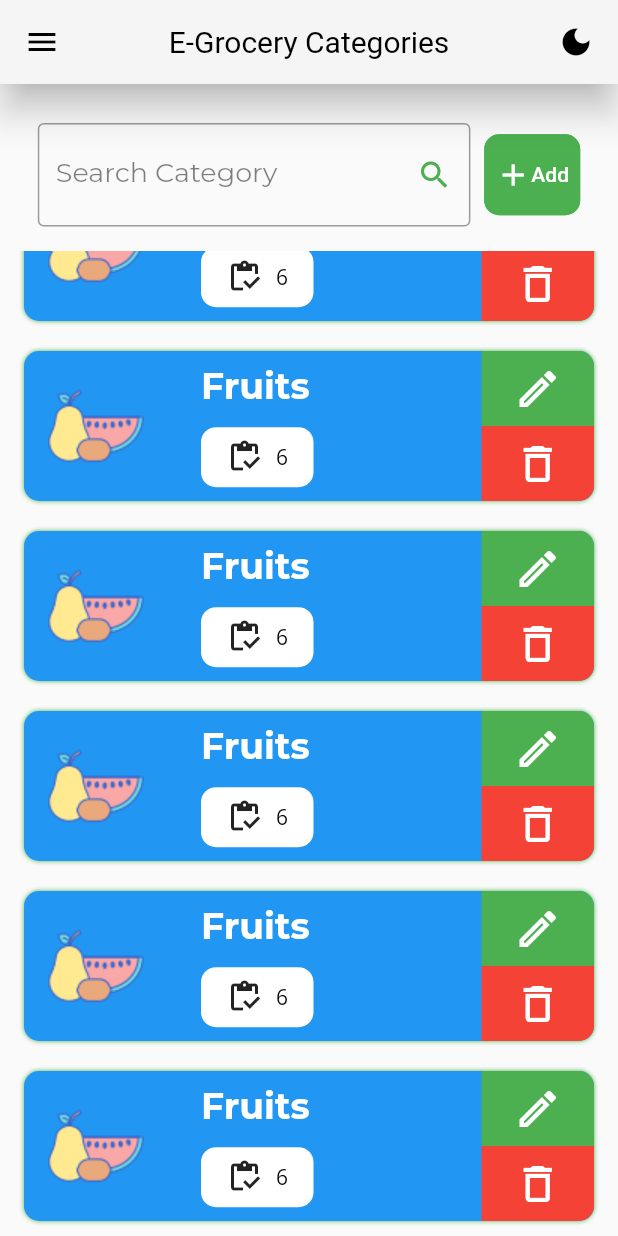
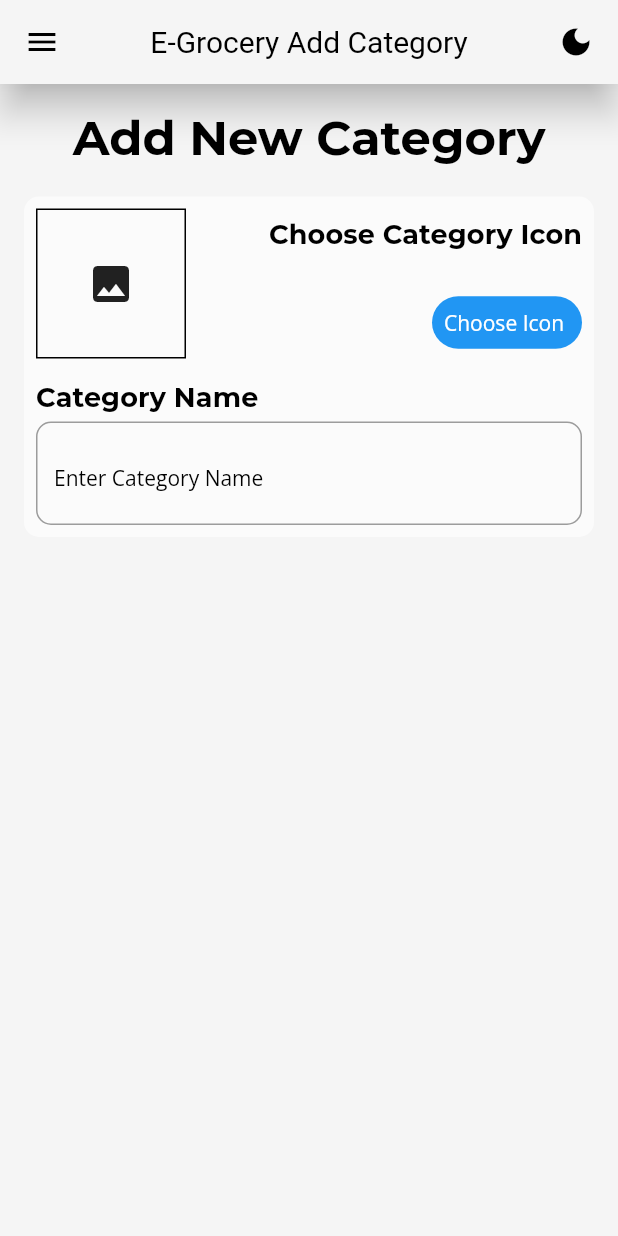
Before and after one commit to RohitBajracharya/Wow_Fashion_Store, a Flutter app: the CategoriesScreen screen opened by its route, scrolled down 543 dp, after a tap on "Add", on a phone screen of 412 x 824 dp. Run offline on Flutter 3.47's test engine with Material 2 defaults, Android fonts, the phone set to English and light mode, and no system bars; our stand-ins replace email_validator, firebase_auth, firebase_core, fluttertoast, get, google_fonts and 1 more; accounts and stored records are empty.

Commit message:
Categories screen added

```diff
--- a/lib/src/constants/colors.dart
+++ b/lib/src/constants/colors.dart
@@ -4,7 +4,7 @@ const tappColor = Color(0xFF4CAF50);
 const tbgColor = Color(0xFFF5F5F5);
 const tbuttonColor = Color(0xFF4CAF50);
 const ttextColor = Color(0xFF000000);
-const taccentColor = Color(0xFF2196F3);
+const taccentColor = Color(0xFF388E3C);
 
 const tappDarkColor = Color(0xFF2E7D32);
 const tbgDarkColor = Color(0xFF121212);
--- /dev/null
+++ b/lib/src/data/view/features/categories/add_categories_screen.dart
@@ -0,0 +1,168 @@
+// ignore_for_file: public_member_api_docs, sort_constructors_first
+import 'dart:io';
+
+import 'package:admin_side/src/common%20widgets/appbar_widget.dart';
+import 'package:admin_side/src/common%20widgets/drawer_widget.dart';
+import 'package:admin_side/src/constants/colors.dart';
+import 'package:flutter/material.dart';
+import 'package:get/get.dart';
+import 'package:image_picker/image_picker.dart';
+
+import '../../../controller/theme_controller.dart';
+
+class AddCategoriesScreen extends StatefulWidget {
+  const AddCategoriesScreen({
+    Key? key,
+  }) : super(key: key);
+
+  @override
+  State<AddCategoriesScreen> createState() => _AddCategoriesScreenState();
+}
+
+class _AddCategoriesScreenState extends State<AddCategoriesScreen> {
+  final ThemeController themeController = Get.put(ThemeController());
+  File? _image;
+  final picker = ImagePicker();
+
+  Future getGalleryImage() async {
+    final pickedFile = await picker.pickImage(source: ImageSource.gallery);
+    setState(() {
+      if (pickedFile != null) {
+        _image = File(pickedFile.path);
+      }
+    });
+  }
+
+  @override
+  Widget build(BuildContext context) {
+    var themeMode = themeController.themeMode.value;
+    bool isDark;
+
+    if (themeMode == ThemeMode.dark) {
+      isDark = true;
+    } else {
+      isDark = false;
+    }
+    return Scaffold(
+      backgroundColor: isDark ? tbgDarkColor : tbgColor,
+      appBar: const AppBarWidget(pageName: "Add Category"),
+      drawer: const DrawerWidget(),
+      body: mainBody(isDark),
+    );
+  }
+
+  Widget mainBody(bool isDark) {
+    return Container(
+      padding: const EdgeInsets.all(16.0),
+      decoration: BoxDecoration(
+        color: isDark ? tbgDarkColor : tbgColor,
+        shape: BoxShape.rectangle,
+        borderRadius: BorderRadius.circular(10),
+      ),
+      child: Column(
+        children: [
+          //page title
+          Text(
+            "Add New Category",
+            style: Theme.of(context).textTheme.titleLarge,
+          ),
+          const SizedBox(height: 20),
+          // category form
+          form(isDark),
+        ],
+      ),
+    );
+  }
+
+  Widget form(bool isDark) {
+    return Container(
+      padding: const EdgeInsets.all(8.0),
+      width: double.infinity,
+      decoration: BoxDecoration(
+        color: Colors.white60,
+        borderRadius: BorderRadius.circular(10),
+      ),
+      child: Form(
+        child: Column(
+          crossAxisAlignment: CrossAxisAlignment.start,
+          children: [
+            //image field
+            Row(
+              mainAxisAlignment: MainAxisAlignment.spaceBetween,
+              children: [
+                //image
+                Container(
+                  height: 100,
+                  width: 100,
+                  decoration: BoxDecoration(
+                      border: Border.all(
+                    color: Colors.black,
+                  )),
+                  child: _image != null
+                      ? Image.file(_image!.absolute)
+                      : const Center(
+                          child: Icon(
+                            Icons.image,
+                            size: 32,
+                          ),
+                        ),
+                ),
+                const SizedBox(width: 5),
+                //image choosing icon
+                Column(
+                  crossAxisAlignment: CrossAxisAlignment.end,
+                  children: [
+                    Text(
+                      "Choose Category Icon",
+                      style: Theme.of(context).textTheme.titleSmall,
+                    ),
+                    const SizedBox(height: 30),
+                    InkWell(
+                      onTap: () {
+                        getGalleryImage();
+                      },
+                      child: Container(
+                        width: 100,
+                        padding: const EdgeInsets.all(8.0),
+                        decoration: BoxDecoration(
+                          color: Colors.blue,
+                          shape: BoxShape.rectangle,
+                          borderRadius: BorderRadius.circular(20),
+                        ),
+                        child: Text(
+                          "Choose Icon",
+                          style: TextStyle(
+                            color: isDark ? ttextColor : ttextDarkColor,
+                          ),
+                        ),
+                      ),
+                    ),
+                  ],
+                )
+              ],
+            ),
+            const SizedBox(height: 15),
+
+            //category name field
+            Column(
+              crossAxisAlignment: CrossAxisAlignment.start,
+              children: [
+                Text(
+                  "Category Name",
+                  style: Theme.of(context).textTheme.titleSmall,
+                ),
+                const SizedBox(height: 5),
+                TextFormField(
+                  decoration: InputDecoration(
+                    hintText: "Enter Category Name",
+                    hintStyle: Theme.of(context).textTheme.bodyMedium,
+                  ),
+                ),
+              ],
+            ),
+          ],
+        ),
+      ),
+    );
+  }
+}
--- a/lib/src/data/view/features/categories/categories_screen.dart
+++ b/lib/src/data/view/features/categories/categories_screen.dart
@@ -1,9 +1,11 @@
 import 'package:admin_side/src/common%20widgets/appbar_widget.dart';
 import 'package:admin_side/src/common%20widgets/drawer_widget.dart';
 import 'package:admin_side/src/constants/colors.dart';
+import 'package:admin_side/src/routes/route_helper.dart';
 import 'package:flutter/material.dart';
 import 'package:get/get.dart';
 
+import '../../../controller/drawer_controller.dart';
 import '../../../controller/theme_controller.dart';
 
 class CategoriesScreen extends StatefulWidget {
@@ -15,6 +17,7 @@ class CategoriesScreen extends StatefulWidget {
 
 class _CategoriesScreenState extends State<CategoriesScreen> {
   final ThemeController themeController = Get.put(ThemeController());
+  final DrawersController drawerController = Get.put(DrawersController());
 
   @override
   Widget build(BuildContext context) {
@@ -39,7 +42,7 @@ class _CategoriesScreenState extends State<CategoriesScreen> {
       children: [
         const SizedBox(height: 10),
         //search field
-        searchField(size),
+        searchField(size, isDark),
         //categories list
         Expanded(
           child: ListView.builder(
@@ -184,7 +187,7 @@ class _CategoriesScreenState extends State<CategoriesScreen> {
   }
 
   //search field
-  Widget searchField(size) {
+  Widget searchField(size, bool isDark) {
     return Padding(
       padding: const EdgeInsets.all(16.0),
       child: Row(
@@ -203,7 +206,10 @@ class _CategoriesScreenState extends State<CategoriesScreen> {
             ),
           ),
           ElevatedButton(
-            onPressed: () {},
+            onPressed: () {
+              drawerController.selectDrawerItem("Categories");
+              Get.toNamed(RouteHelper.addCategoriesPage);
+            },
             child: const Row(
               children: [
                 Icon(Icons.add),
--- a/lib/src/data/view/home_screen.dart
+++ b/lib/src/data/view/home_screen.dart
@@ -187,7 +187,7 @@ class _HomeScreenState extends State<HomeScreen> {
           children: [
             //item name
             Container(
-              width: 200,
+              width: 180,
               height: 120,
               decoration: BoxDecoration(
                 color: isDark ? Colors.grey.withOpacity(0.2) : Colors.white,
--- a/lib/src/routes/route_helper.dart
+++ b/lib/src/routes/route_helper.dart
@@ -1,4 +1,5 @@
 import 'package:admin_side/src/data/view/auth/login_screen.dart';
+import 'package:admin_side/src/data/view/features/categories/add_categories_screen.dart';
 import 'package:admin_side/src/data/view/features/categories/categories_screen.dart';
 import 'package:admin_side/src/data/view/home_screen.dart';
 import 'package:admin_side/src/data/view/splash_screen.dart';
@@ -9,11 +10,13 @@ class RouteHelper {
   static const String loginPage = "/login-page";
   static const String homePage = "/home-page";
   static const String categoriesPage = "/categories-page";
+  static const String addCategoriesPage = "/add-categories-page";
 
   static String getInitial() => initial;
   static String getLoginPage() => loginPage;
   static String getHomePage() => homePage;
   static String getCategoriesPage() => categoriesPage;
+  static String getAddCategoriesPage() => addCategoriesPage;
 
   static List<GetPage> routes = [
     //splash screen
@@ -24,6 +27,7 @@ class RouteHelper {
     GetPage(name: homePage, page: () => const HomeScreen()),
     //categories screen
     GetPage(name: categoriesPage, page: () => const CategoriesScreen()),
-    //view categories list screen
+    //add category screen
+    GetPage(name: addCategoriesPage, page: () => const AddCategoriesScreen()),
   ];
 }
--- a/pubspec.yaml
+++ b/pubspec.yaml
@@ -41,6 +41,7 @@ dependencies:
   fluttertoast: ^8.2.2
   email_validator: ^2.1.17
   fl_chart: ^0.64.0
+  image_picker: ^1.0.4
 
 dev_dependencies:
   flutter_test:
```
Also changed, not shown: pubspec.lock, 6 other files.
